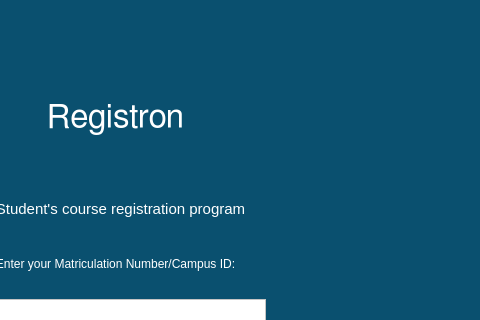
Above: mainwindow.ui from josephrexme/registron before the change; both pictures show x 265 to 745 and y 0 to 320 of the 745 by 514 pixel window. Below: the same form after it.
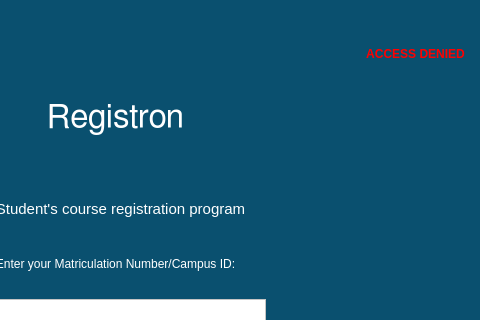
That is the form after the change. Icons and pictures are not drawn.

```diff
--- a/mainwindow.ui
+++ b/mainwindow.ui
@@ -3,6 +3,9 @@
  <author>Joseph Rex</author>
  <class>MainWindow</class>
  <widget class="QMainWindow" name="MainWindow">
+  <property name="enabled">
+   <bool>true</bool>
+  </property>
   <property name="geometry">
    <rect>
     <x>0</x>
@@ -141,6 +144,34 @@
 &lt;p style=&quot;-qt-paragraph-type:empty; margin-top:0px; margin-bottom:0px; margin-left:0px; margin-right:0px; -qt-block-indent:0; text-indent:0px;&quot;&gt;&lt;br /&gt;&lt;/p&gt;&lt;/body&gt;&lt;/html&gt;</string>
     </property>
    </widget>
+   <widget class="QLabel" name="invalidID">
+    <property name="enabled">
+     <bool>true</bool>
+    </property>
+    <property name="geometry">
+     <rect>
+      <x>620</x>
+      <y>0</y>
+      <width>121</width>
+      <height>71</height>
+     </rect>
+    </property>
+    <property name="font">
+     <font>
+      <weight>75</weight>
+      <bold>true</bold>
+     </font>
+    </property>
+    <property name="styleSheet">
+     <string notr="true">color: red;</string>
+    </property>
+    <property name="text">
+     <string>&lt;html&gt;&lt;head/&gt;&lt;body&gt;&lt;p align=&quot;center&quot;&gt;&lt;img src=&quot;:/images/resources/images/48x48/stop.png&quot;/&gt;&lt;/p&gt;&lt;p align=&quot;center&quot;&gt;ACCESS DENIED&lt;/p&gt;&lt;/body&gt;&lt;/html&gt;</string>
+    </property>
+    <property name="alignment">
+     <set>Qt::AlignLeading|Qt::AlignLeft|Qt::AlignVCenter</set>
+    </property>
+   </widget>
   </widget>
   <widget class="QMenuBar" name="menubar">
    <property name="geometry">
```
